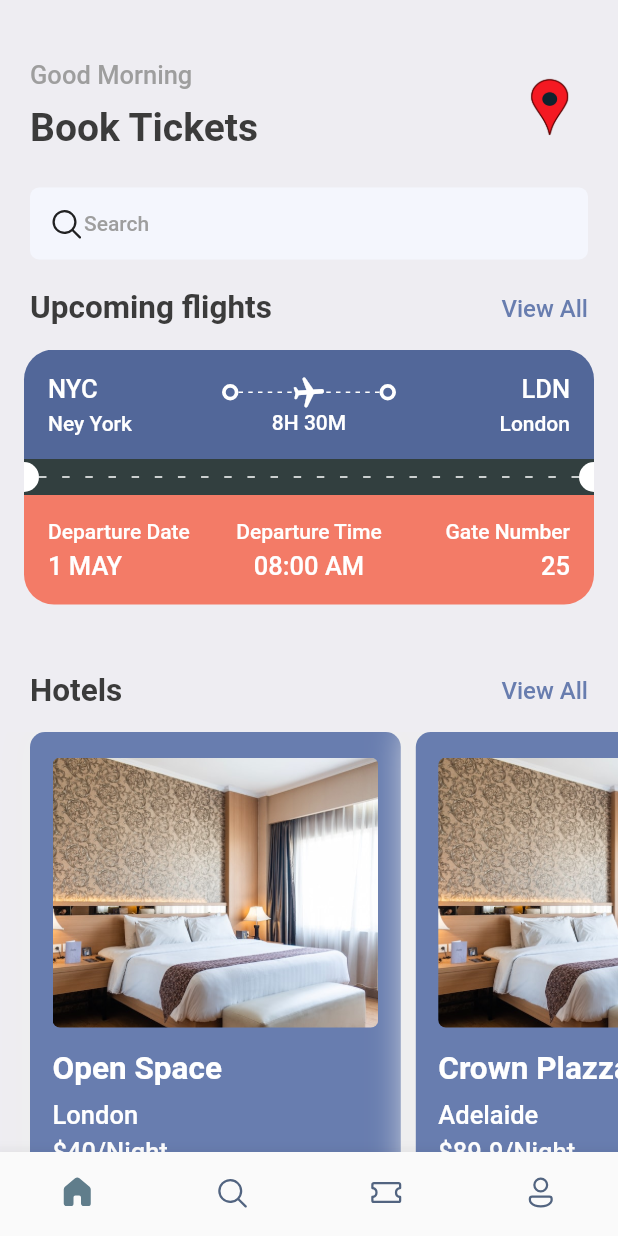
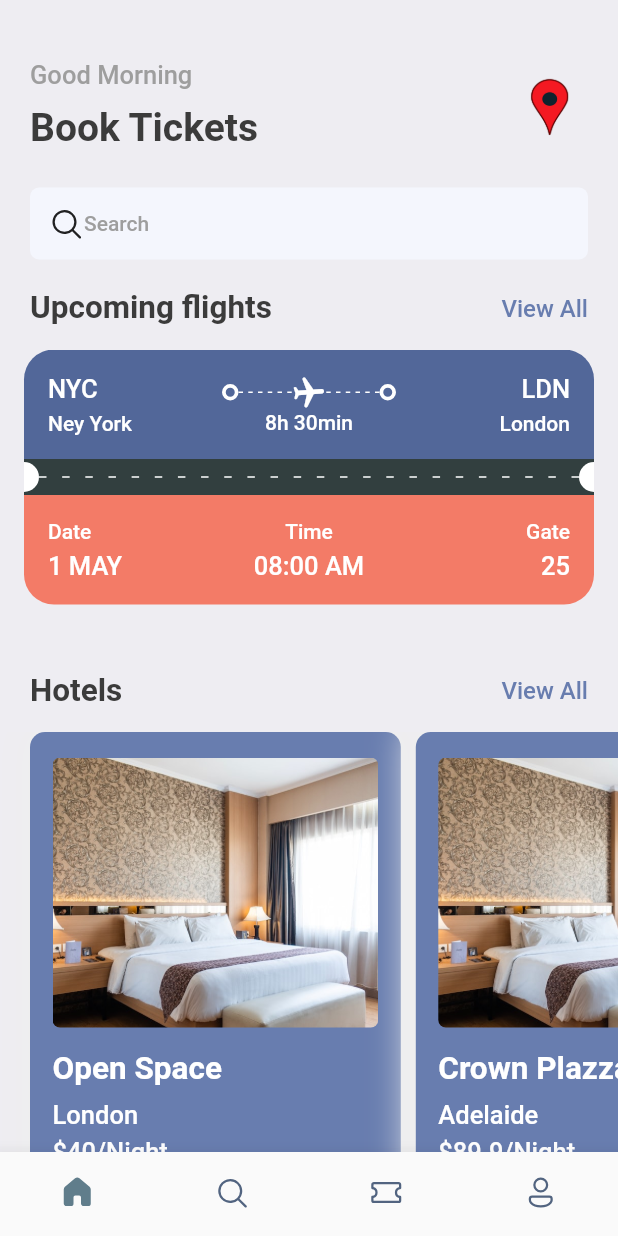
Before and after one commit to jeclauden/travel, a Flutter app: the screen it shows after launch, on a phone screen of 412 x 824 dp. Run offline on Flutter 3.47's test engine with Material 2 defaults, Android fonts, the phone set to English and light mode, and no system bars; our stand-ins replace fluentui_icons, gap.

Commit message:
Fix long texts

```diff
--- a/lib/screens/home_screen.dart
+++ b/lib/screens/home_screen.dart
@@ -4,7 +4,6 @@ import 'package:gap/gap.dart';
 import 'package:travel/screens/ticket_view.dart';
 import 'package:travel/utils/app_styles.dart';
 import 'package:travel/utils/data.dart';
-import 'package:travel/utils/trip_details.dart';
 import 'package:travel/widgets/hotel.dart';
 
 class HomeScreen extends StatelessWidget {
@@ -93,15 +92,9 @@ class HomeScreen extends StatelessWidget {
           SingleChildScrollView(
             scrollDirection: Axis.horizontal,
             child: Row(
-              children: [
-                TicketView(
-                  ticket: tickets[0],
-                ),
-                TicketView(
-                  ticket: tickets[1],
-                ),
-              ],
-            ),
+                children: tickets
+                    .map((ticket) => TicketView(ticket: ticket))
+                    .toList()),
           ),
           const Gap(15),
           Container(
--- a/lib/screens/ticket_view.dart
+++ b/lib/screens/ticket_view.dart
@@ -1,6 +1,5 @@
 import 'package:flutter/material.dart';
 import 'package:travel/utils/app_layout.dart';
-import 'package:travel/utils/data.dart';
 import 'package:travel/widgets/ticket_bottom_section.dart';
 import 'package:travel/widgets/ticket_middle_section.dart';
 import 'package:travel/widgets/ticket_top_section.dart';
--- a/lib/utils/data.dart
+++ b/lib/utils/data.dart
@@ -35,7 +35,7 @@ List<Map<String, dynamic>> tickets = [
       "code": "LDN",
       "name": "London",
     },
-    "duration": "8H 30M",
+    "duration": "8h 30min",
     "departure_date": "1 MAY",
     "departure_time": "08:00 AM",
     "gate": 25,
@@ -49,9 +49,23 @@ List<Map<String, dynamic>> tickets = [
       "code": "SYD",
       "name": "Sydney",
     },
-    "duration": "2H 15M",
+    "duration": "2h 15min",
     "departure_date": "10 Oct",
     "departure_time": "05:00 PM",
     "gate": 13,
   },
+  {
+    "from": {
+      "code": "LAX",
+      "name": "Los Angeles",
+    },
+    "to": {
+      "code": "SFO",
+      "name": "San Fransisco",
+    },
+    "duration": "1h 25min",
+    "departure_date": "15 Dec",
+    "departure_time": "2:00 PM",
+    "gate": 43,
+  },
 ];
--- a/lib/widgets/ticket_bottom_section.dart
+++ b/lib/widgets/ticket_bottom_section.dart
@@ -35,7 +35,7 @@ class TicketBottonSection extends StatelessWidget {
                   crossAxisAlignment: CrossAxisAlignment.start,
                   children: [
                     Text(
-                      "Departure Date",
+                      "Date",
                       style:
                           Styles.headLineStyle_4.copyWith(color: Colors.white),
                     ),
@@ -54,7 +54,7 @@ class TicketBottonSection extends StatelessWidget {
                   crossAxisAlignment: CrossAxisAlignment.center,
                   children: [
                     Text(
-                      "Departure Time",
+                      "Time",
                       style:
                           Styles.headLineStyle_4.copyWith(color: Colors.white),
                     ),
@@ -73,7 +73,7 @@ class TicketBottonSection extends StatelessWidget {
                   crossAxisAlignment: CrossAxisAlignment.end,
                   children: [
                     Text(
-                      "Gate Number",
+                      "Gate",
                       style:
                           Styles.headLineStyle_4.copyWith(color: Colors.white),
                     ),
```
